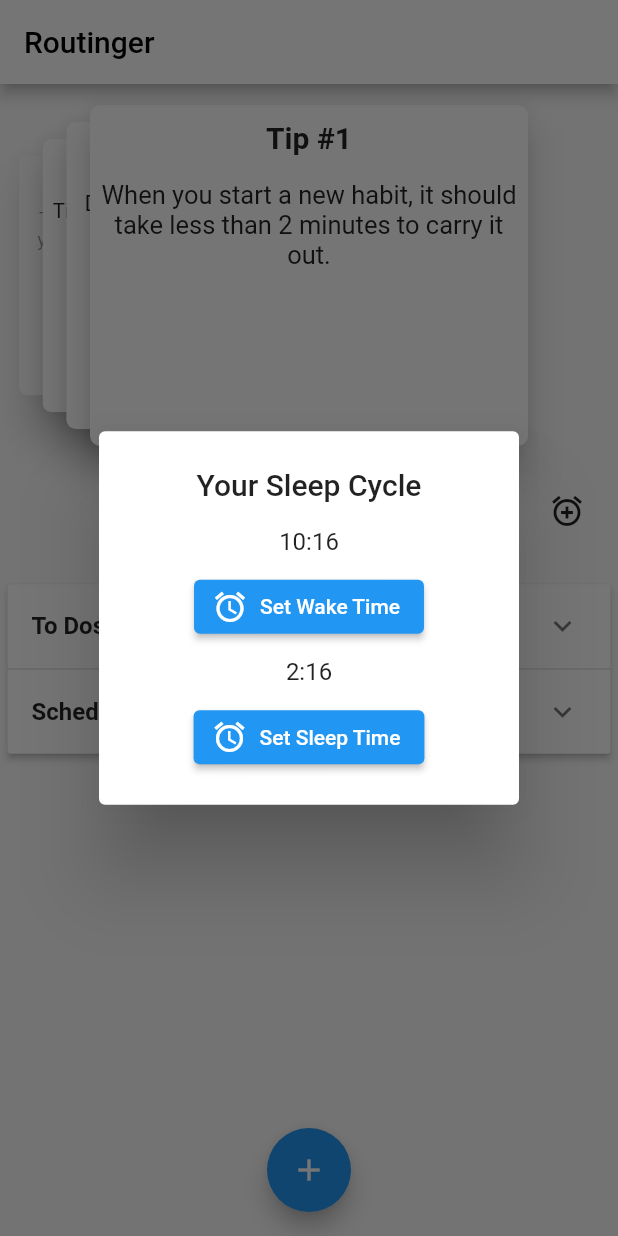
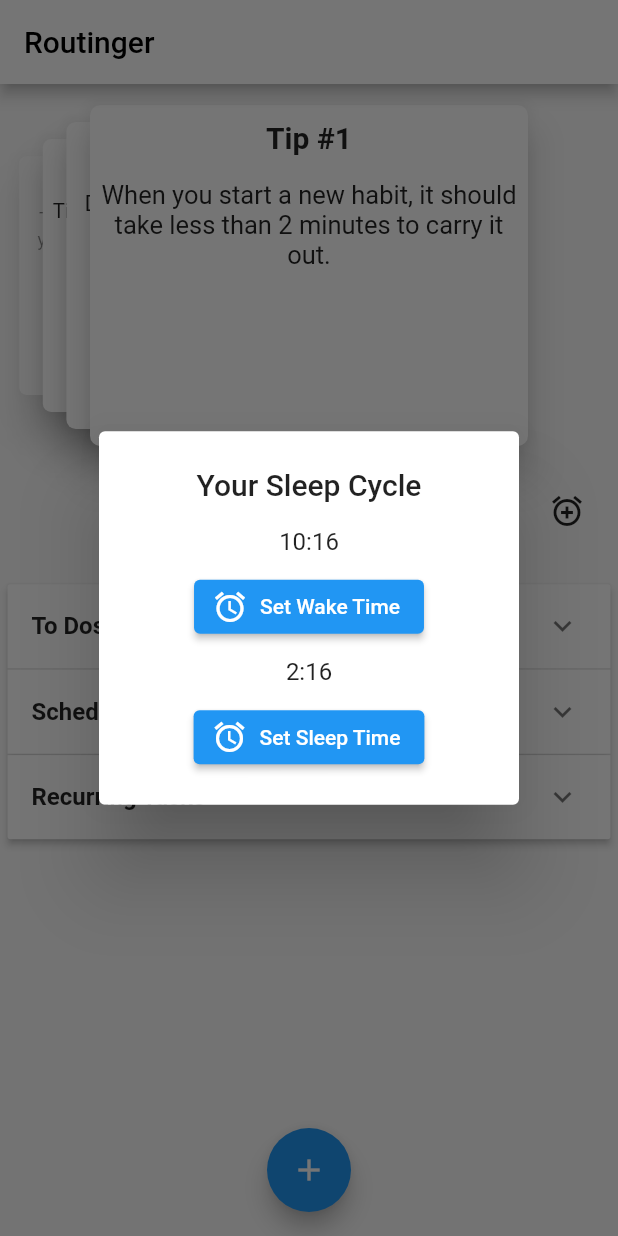
Before and after one commit to theexidge/routinger, a Flutter app: the screen it shows after launch, after a tap on the "alarm add" icon, on a phone screen of 412 x 824 dp. Run offline on Flutter 3.47's test engine with Material 2 defaults, Android fonts, the phone set to English and light mode, and no system bars; drawn by our look-alikes of card_swiper; our stand-ins replace flutter_local_notifications, flutter_native_timezone, timezone; Roboto replaces fonts that are missing (KleeOne).

Commit message:
Recurring Tasks View

```diff
--- a/lib/provider/task.dart
+++ b/lib/provider/task.dart
@@ -16,3 +16,12 @@ class ScheduledTask with ChangeNotifier {
 
   ScheduledTask(this.id, this.pickedDateTime, this.taskName, this.taskDesc);
 }
+
+class RecurringTask with ChangeNotifier {
+  final int id;
+  final String remindTime;
+  final String taskName;
+  final String taskDesc;
+
+  RecurringTask(this.id, this.remindTime, this.taskName, this.taskDesc);
+}
--- a/lib/provider/tasks.dart
+++ b/lib/provider/tasks.dart
@@ -14,6 +14,10 @@ class Tasks with ChangeNotifier {
 
   static List<ScheduledTask> scheduledList = [
     ScheduledTask(0, DateTime.now(), 'Test Scheduled', ''),
+  ];
+
+  static List<RecurringTask> recurringList = [
+    RecurringTask(0, 'Remind Every 8 Hours', 'Recuring Test', ''),
   ];
 
   void addToDo(String id, String taskName, String taskDesc) {
@@ -37,12 +41,20 @@ class Tasks with ChangeNotifier {
     return scheduledList.length;
   }
 
+  int recurringLength() {
+    return recurringList.length;
+  }
+
   List<Task> getToDos() {
     return [...toDosList];
   }
 
   List<ScheduledTask> getScheduled() {
     return [...scheduledList];
+  }
+
+  List<RecurringTask> getRecurring() {
+    return [...recurringList];
   }
 
   void removeTask(String id) {
@@ -55,4 +67,9 @@ class Tasks with ChangeNotifier {
     await NotificationService().cancelNotification(id);
     notifyListeners();
   }
+
+  void removeRecurring(int id) async {
+    recurringList.removeWhere((element) => element.id == id);
+    notifyListeners();
+  }
 }
--- /dev/null
+++ b/lib/widgets/recurring_card.dart
@@ -0,0 +1,36 @@
+import 'package:flutter/material.dart';
+
+// Third Party Packages Imports
+import 'package:provider/provider.dart';
+
+// Provider Imports
+import '../provider/task.dart';
+import '../provider/tasks.dart';
+
+class RecurringCard extends StatelessWidget {
+  @override
+  Widget build(BuildContext context) {
+    final recurringTask = Provider.of<RecurringTask>(context);
+    return ListTile(
+      title: Text(
+        recurringTask.taskName,
+        style: TextStyle(
+          fontFamily: 'KleeOne',
+        ),
+      ),
+      subtitle: Text(
+        recurringTask.remindTime,
+        style: TextStyle(
+          fontFamily: 'KleeOne',
+        ),
+      ),
+      trailing: IconButton(
+        onPressed: () {
+          Provider.of<Tasks>(context, listen: false)
+              .removeRecurring(recurringTask.id);
+        },
+        icon: Icon(Icons.delete),
+      ),
+    );
+  }
+}
--- a/lib/widgets/taskslist.dart
+++ b/lib/widgets/taskslist.dart
@@ -2,6 +2,7 @@ import 'package:flutter/material.dart';
 
 // Third Party Packages
 import 'package:provider/provider.dart';
+import 'package:routinger/widgets/recurring_card.dart';
 
 // Provider Imports
 import '../provider/tasks.dart';
@@ -21,11 +22,14 @@ class _ListOfTasksState extends State<ListOfTasks> {
   List<TaskProfile> _taskProfile = [
     TaskProfile('To Dos', false),
     TaskProfile('Scheduled Tasks', false),
+    TaskProfile('Recurring Tasks', false),
   ];
   @override
   Widget build(BuildContext context) {
     final toDos = Provider.of<Tasks>(context).getToDos();
     final scheduledTasks = Provider.of<Tasks>(context).getScheduled();
+    final recurringTasks = Provider.of<Tasks>(context).getRecurring();
+
     print(Provider.of<Tasks>(context).scheduledLength());
 
     print(Provider.of<Tasks>(context).toDosLength());
@@ -84,6 +88,29 @@ class _ListOfTasksState extends State<ListOfTasks> {
             ),
             isExpanded: _taskProfile[1].isExpanded,
           ),
+          ExpansionPanel(
+            headerBuilder: (BuildContext context, bool isExpanded) {
+              return ListTile(
+                title: Text(
+                  _taskProfile[2].headerValue,
+                  style: TextStyle(
+                    fontFamily: 'KleeOne',
+                    fontWeight: FontWeight.w600,
+                  ),
+                ),
+              );
+            },
+            body: ListView.builder(
+              scrollDirection: Axis.vertical,
+              shrinkWrap: true,
+              itemBuilder: (ctx, i) => ChangeNotifierProvider.value(
+                value: recurringTasks[i],
+                child: RecurringCard(),
+              ),
+              itemCount: Provider.of<Tasks>(context).recurringLength(),
+            ),
+            isExpanded: _taskProfile[2].isExpanded,
+          ),
         ],
       ),
     );
```
